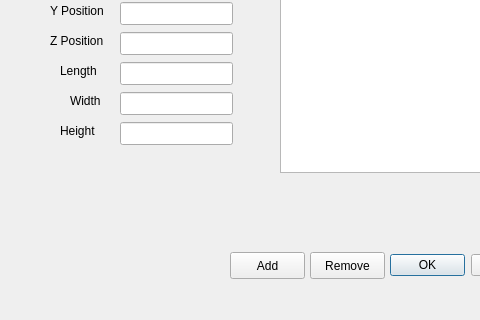
The window that Experimental/VaporIntrusionGUI/VaporIntrusionDelegate/SourceDialog.ui (perryiv/cadkit) describes before a commit, drawn with Qt 5; both pictures show x 0 to 480 and y 98 to 418 of the 775 by 418 pixel window.
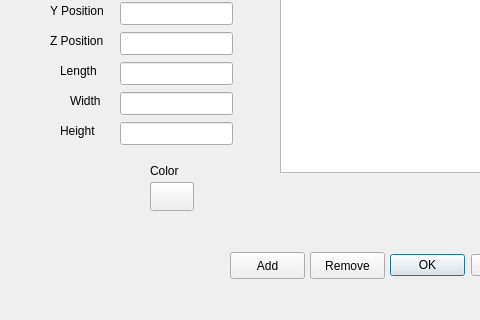
The same window after the commit. Custom widgets are drawn as their Qt base class.

Commit message: - implemented the remove feature for soils, contaminants, sources, cracks, and source contaminants

```diff
--- a/Experimental/VaporIntrusionGUI/VaporIntrusionDelegate/SourceDialog.ui
+++ b/Experimental/VaporIntrusionGUI/VaporIntrusionDelegate/SourceDialog.ui
@@ -245,7 +245,40 @@
     <set>QDialogButtonBox::Cancel|QDialogButtonBox::NoButton|QDialogButtonBox::Ok</set>
    </property>
   </widget>
+  <widget class="QtTools::ColorButton" name="_color" >
+   <property name="geometry" >
+    <rect>
+     <x>150</x>
+     <y>280</y>
+     <width>44</width>
+     <height>29</height>
+    </rect>
+   </property>
+   <property name="text" >
+    <string/>
+   </property>
+  </widget>
+  <widget class="QLabel" name="label_15" >
+   <property name="geometry" >
+    <rect>
+     <x>150</x>
+     <y>260</y>
+     <width>31</width>
+     <height>18</height>
+    </rect>
+   </property>
+   <property name="text" >
+    <string>Color</string>
+   </property>
+  </widget>
  </widget>
+ <customwidgets>
+  <customwidget>
+   <class>QtTools::ColorButton</class>
+   <extends>QPushButton</extends>
+   <header>QtTools/ColorButton.h</header>
+  </customwidget>
+ </customwidgets>
  <resources/>
  <connections>
   <connection>
```
The commit also changes 13 other files.
